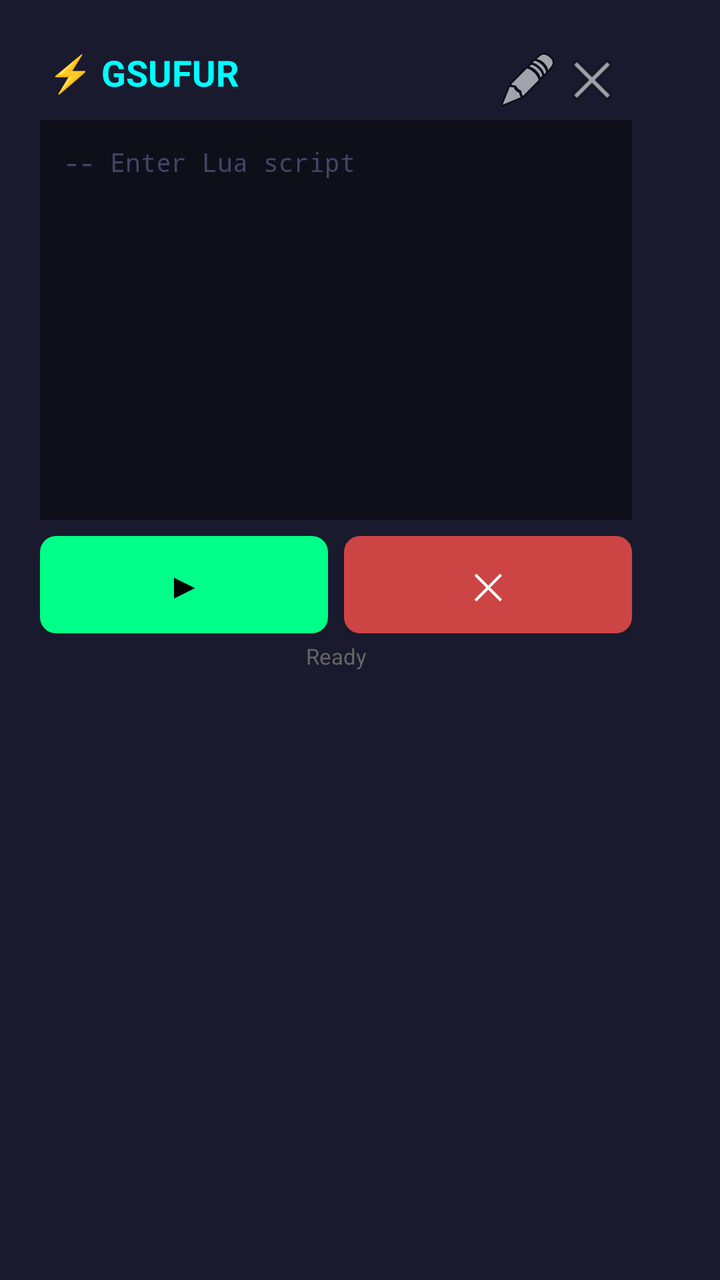
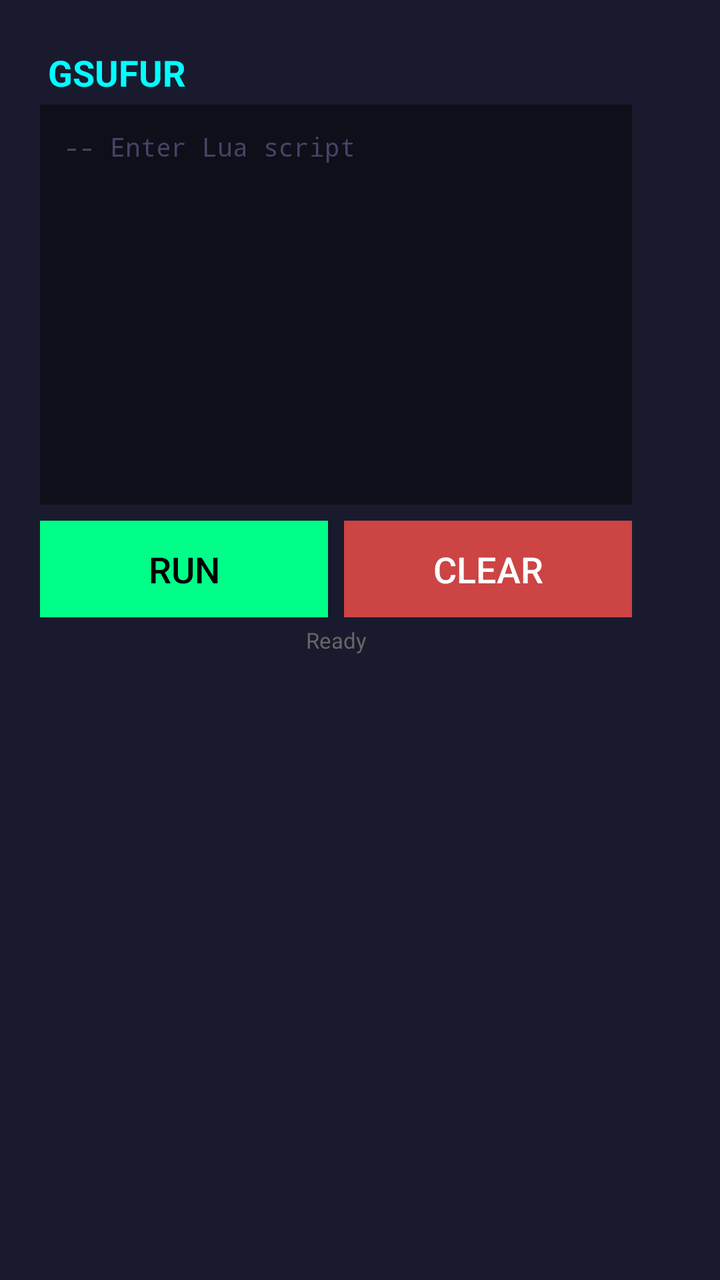

Compare the two renders of this Android layout. The source of the first and the diff that turns it into the second are given below.
<!-- AndroidManifest.xml: application theme Theme.AppCompat.Light.NoActionBar -->
<!-- res/layout/overlay_layout.xml -->
﻿<?xml version="1.0" encoding="utf-8"?>
<LinearLayout xmlns:android="http://schemas.android.com/apk/res/android"
    android:layout_width="wrap_content"
    android:layout_height="wrap_content"
    android:orientation="vertical"
    android:background="#1a1a2e"
    android:elevation="8dp"
    android:padding="8dp">

    <LinearLayout
        android:id="@+id/expandedView"
        android:layout_width="320dp"
        android:layout_height="wrap_content"
        android:orientation="vertical"
        android:background="@drawable/overlay_bg"
        android:padding="12dp">

        <LinearLayout
            android:layout_width="match_parent"
            android:layout_height="wrap_content"
            android:orientation="horizontal"
            android:padding="4dp">

            <TextView
                android:layout_width="0dp"
                android:layout_height="wrap_content"
                android:layout_weight="1"
                android:text="⚡ GSUFUR"
                android:textColor="#00ffff"
                android:textSize="18sp"
                android:textStyle="bold"/>

            <ImageButton
                android:id="@+id/minimizeBtn"
                android:layout_width="32dp"
                android:layout_height="32dp"
                android:background="@android:color/transparent"
                android:src="@android:drawable/ic_menu_edit"
                android:scaleType="centerCrop"
                android:contentDescription="Minimize"/>

            <ImageButton
                android:id="@+id/closeBtn"
                android:layout_width="32dp"
                android:layout_height="32dp"
                android:background="@android:color/transparent"
                android:src="@android:drawable/ic_menu_close_clear_cancel"
                android:scaleType="centerCrop"
                android:contentDescription="Close"/>
        </LinearLayout>

        <EditText
            android:id="@+id/scriptEditor"
            android:layout_width="match_parent"
            android:layout_height="200dp"
            android:background="#0f0f1a"
            android:textColor="#00ff88"
            android:textSize="13sp"
            android:fontFamily="monospace"
            android:gravity="top|start"
            android:padding="12dp"
            android:hint="-- Enter Lua script"
            android:textColorHint="#444466"
            android:lineSpacingExtra="4dp"
            android:scrollbars="vertical"/>

        <LinearLayout
            android:layout_width="match_parent"
            android:layout_height="wrap_content"
            android:orientation="horizontal"
            android:layout_marginTop="8dp">

            <Button
                android:id="@+id/executeBtn"
                android:layout_width="0dp"
                android:layout_height="wrap_content"
                android:layout_weight="1"
                android:text="▶"
                android:background="@drawable/btn_execute"
                android:textColor="#000000"
                android:textSize="18sp"
                android:padding="12dp"
                android:layout_marginEnd="4dp"/>

            <Button
                android:id="@+id/clearBtn"
                android:layout_width="0dp"
                android:layout_height="wrap_content"
                android:layout_weight="1"
                android:text="✕"
                android:background="@drawable/btn_clear"
                android:textColor="#ffffff"
                android:textSize="18sp"
                android:padding="12dp"
                android:layout_marginStart="4dp"/>
        </LinearLayout>

        <TextView
            android:id="@+id/statusText"
            android:layout_width="match_parent"
            android:layout_height="wrap_content"
            android:text="Ready"
            android:textColor="#666666"
            android:textSize="11sp"
            android:gravity="center"
            android:paddingTop="4dp"/>
    </LinearLayout>

    <LinearLayout
        android:id="@+id/collapsedView"
        android:layout_width="60dp"
        android:layout_height="60dp"
        android:orientation="vertical"
        android:gravity="center"
        android:visibility="gone"
        android:background="@drawable/overlay_bg">

        <TextView
            android:id="@+id/collapsedStatus"
            android:layout_width="wrap_content"
            android:layout_height="wrap_content"
            android:text="GSUFUR"
            android:textColor="#00ffff"
            android:textSize="12sp"
            android:textStyle="bold"
            android:gravity="center"/>
    </LinearLayout>

</LinearLayout>
<!-- resources referenced by this layout -->
<resources>
  <!-- drawable btn_clear (drawable) -->
  ﻿<?xml version="1.0" encoding="utf-8"?>
  <shape xmlns:android="http://schemas.android.com/apk/res/android">
      <solid android:color="#cc4444"/>
      <corners android:radius="8dp"/>
  </shape>
  <!-- drawable btn_execute (drawable) -->
  ﻿<?xml version="1.0" encoding="utf-8"?>
  <shape xmlns:android="http://schemas.android.com/apk/res/android">
      <solid android:color="#00ff88"/>
      <corners android:radius="8dp"/>
  </shape>
  <!-- drawable overlay_bg (drawable) -->
  ﻿<?xml version="1.0" encoding="utf-8"?>
  <shape xmlns:android="http://schemas.android.com/apk/res/android">
      <solid android:color="#1a1a2e"/>
      <corners android:radius="16dp"/>
      <stroke android:width="2dp" android:color="#00ffff66"/>
  </shape>
</resources>

<!-- the commit's change to res/layout/overlay_layout.xml (unified diff, before → after) -->
@@ -1,4 +1,5 @@
-﻿<?xml version="1.0" encoding="utf-8"?>
+<?xml version="1.0" encoding="utf-8"?>
+
 <LinearLayout xmlns:android="http://schemas.android.com/apk/res/android"
     android:layout_width="wrap_content"
     android:layout_height="wrap_content"
@@ -8,11 +9,10 @@
     android:padding="8dp">
 
     <LinearLayout
-        android:id="@+id/expandedView"
         android:layout_width="320dp"
         android:layout_height="wrap_content"
         android:orientation="vertical"
-        android:background="@drawable/overlay_bg"
+        android:background="#1a1a2e"
         android:padding="12dp">
 
         <LinearLayout
@@ -25,28 +25,10 @@
                 android:layout_width="0dp"
                 android:layout_height="wrap_content"
                 android:layout_weight="1"
-                android:text="⚡ GSUFUR"
+                android:text="GSUFUR"
                 android:textColor="#00ffff"
                 android:textSize="18sp"
                 android:textStyle="bold"/>
-
-            <ImageButton
-                android:id="@+id/minimizeBtn"
-                android:layout_width="32dp"
-                android:layout_height="32dp"
-                android:background="@android:color/transparent"
-                android:src="@android:drawable/ic_menu_edit"
-                android:scaleType="centerCrop"
-                android:contentDescription="Minimize"/>
-
-            <ImageButton
-                android:id="@+id/closeBtn"
-                android:layout_width="32dp"
-                android:layout_height="32dp"
-                android:background="@android:color/transparent"
-                android:src="@android:drawable/ic_menu_close_clear_cancel"
-                android:scaleType="centerCrop"
-                android:contentDescription="Close"/>
         </LinearLayout>
 
         <EditText
@@ -62,7 +44,10 @@
             android:hint="-- Enter Lua script"
             android:textColorHint="#444466"
             android:lineSpacingExtra="4dp"
-            android:scrollbars="vertical"/>
+            android:scrollbars="vertical"
+            android:focusable="true"
+            android:focusableInTouchMode="true"
+            android:clickable="true"/>
 
         <LinearLayout
             android:layout_width="match_parent"
@@ -75,8 +60,8 @@
                 android:layout_width="0dp"
                 android:layout_height="wrap_content"
                 android:layout_weight="1"
-                android:text="▶"
-                android:background="@drawable/btn_execute"
+                android:text="Run"
+                android:background="#00ff88"
                 android:textColor="#000000"
                 android:textSize="18sp"
                 android:padding="12dp"
@@ -87,8 +72,8 @@
                 android:layout_width="0dp"
                 android:layout_height="wrap_content"
                 android:layout_weight="1"
-                android:text="✕"
-                android:background="@drawable/btn_clear"
+                android:text="Clear"
+                android:background="#cc4444"
                 android:textColor="#ffffff"
                 android:textSize="18sp"
                 android:padding="12dp"
@@ -106,24 +91,4 @@
             android:paddingTop="4dp"/>
     </LinearLayout>
 
-    <LinearLayout
-        android:id="@+id/collapsedView"
-        android:layout_width="60dp"
-        android:layout_height="60dp"
-        android:orientation="vertical"
-        android:gravity="center"
-        android:visibility="gone"
-        android:background="@drawable/overlay_bg">
-
-        <TextView
-            android:id="@+id/collapsedStatus"
-            android:layout_width="wrap_content"
-            android:layout_height="wrap_content"
-            android:text="GSUFUR"
-            android:textColor="#00ffff"
-            android:textSize="12sp"
-            android:textStyle="bold"
-            android:gravity="center"/>
-    </LinearLayout>
-
 </LinearLayout>
<!-- resource entries referenced after the edit -->
@@ -1,23 +1,5 @@
 <!-- resources referenced by this layout -->
 <resources>
-  <!-- drawable btn_clear (drawable) -->
-  ﻿<?xml version="1.0" encoding="utf-8"?>
-  <shape xmlns:android="http://schemas.android.com/apk/res/android">
-      <solid android:color="#cc4444"/>
-      <corners android:radius="8dp"/>
-  </shape>
-  <!-- drawable btn_execute (drawable) -->
-  ﻿<?xml version="1.0" encoding="utf-8"?>
-  <shape xmlns:android="http://schemas.android.com/apk/res/android">
-      <solid android:color="#00ff88"/>
-      <corners android:radius="8dp"/>
-  </shape>
-  <!-- drawable overlay_bg (drawable) -->
-  ﻿<?xml version="1.0" encoding="utf-8"?>
-  <shape xmlns:android="http://schemas.android.com/apk/res/android">
-      <solid android:color="#1a1a2e"/>
-      <corners android:radius="16dp"/>
-      <stroke android:width="2dp" android:color="#00ffff66"/>
-  </shape>
+
 </resources>
 
